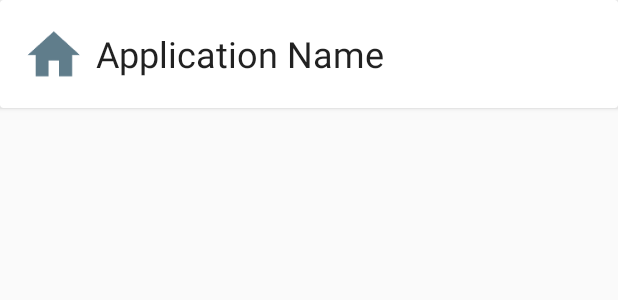
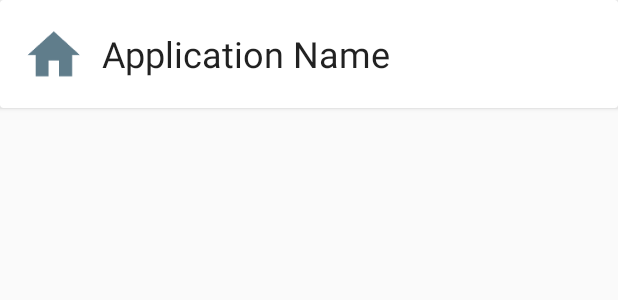
Before and after one commit to randallmitchell/simplehomescreen, an Android app: the layout linear_launchable_list_item.xml on its own in the app's theme, with its tools: preview values and no code run, on a phone screen of 412 x 824 dp. Shown: the top 300 px of the screen. Run offline under Robolectric (Android 15) with nearby library versions, the phone set to English and light mode, and no system bars.

Commit message:
Issue_5 :: App List   Increased spacing between icon and text.

```diff
--- a/app/src/main/res/layout/linear_launchable_list_item.xml
+++ b/app/src/main/res/layout/linear_launchable_list_item.xml
@@ -24,7 +24,7 @@
             style="@style/TextAppearance.AppCompat.Headline"
             android:layout_width="wrap_content"
             android:layout_height="wrap_content"
-            android:layout_marginLeft="8dp"
+            android:layout_marginLeft="12dp"
             android:layout_gravity="center_vertical"
             tools:text="Application Name"/>
 
```
